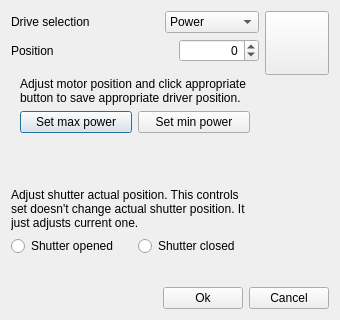
First picture: the form in software/lcu03/src/settings_dlg.ui, repository z80/lcu03, before the edit.
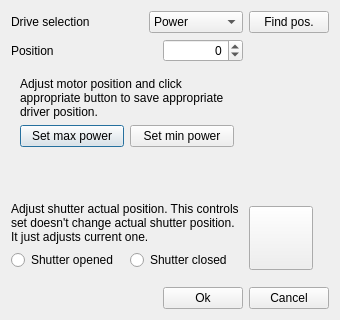
Second picture: the form after the edit. Icons and pictures are not drawn.

What changed in the file:
```diff
--- a/software/lcu03/src/settings_dlg.ui
+++ b/software/lcu03/src/settings_dlg.ui
@@ -28,6 +28,9 @@
   <property name="locale">
    <locale language="C" country="AnyCountry"/>
   </property>
+  <property name="sizeGripEnabled">
+   <bool>false</bool>
+  </property>
   <layout class="QVBoxLayout" name="verticalLayout_6">
    <item>
     <layout class="QHBoxLayout" name="horizontalLayout_6">
@@ -246,6 +249,29 @@
      </item>
      <item>
       <layout class="QVBoxLayout" name="verticalLayout_2">
+       <item>
+        <widget class="QPushButton" name="findPos">
+         <property name="toolTip">
+          <string>Find motors positions.</string>
+         </property>
+         <property name="text">
+          <string>Find pos.</string>
+         </property>
+        </widget>
+       </item>
+       <item>
+        <spacer name="verticalSpacer_4">
+         <property name="orientation">
+          <enum>Qt::Vertical</enum>
+         </property>
+         <property name="sizeHint" stdset="0">
+          <size>
+           <width>20</width>
+           <height>40</height>
+          </size>
+         </property>
+        </spacer>
+       </item>
        <item>
         <widget class="QPushButton" name="firmwareUpgrade">
          <property name="minimumSize">
@@ -275,19 +301,6 @@
          </property>
         </widget>
        </item>
-       <item>
-        <spacer name="verticalSpacer">
-         <property name="orientation">
-          <enum>Qt::Vertical</enum>
-         </property>
-         <property name="sizeHint" stdset="0">
-          <size>
-           <width>20</width>
-           <height>40</height>
-          </size>
-         </property>
-        </spacer>
-       </item>
       </layout>
      </item>
     </layout>
```
Left out of the diff: 3 changed lines with no effect on the pictures.
